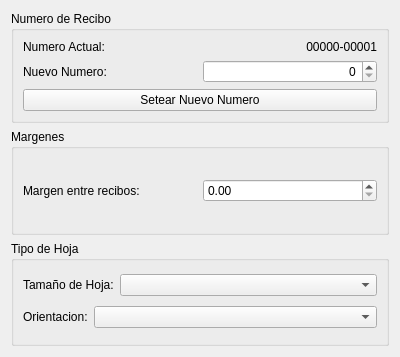
chungote/gestotux, file trunk/plugins/HiComp/FPrefRecibos.ui: the form before one commit.
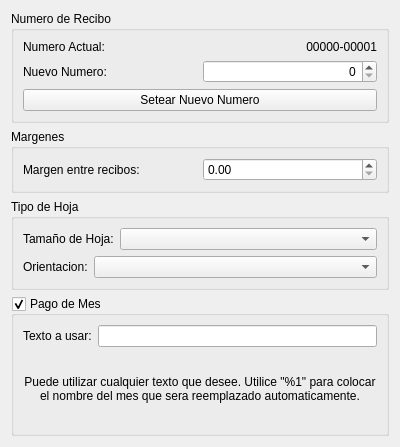
The form after the commit.

Diff of the .ui file:
```diff
--- a/trunk/plugins/HiComp/FPrefRecibos.ui
+++ b/trunk/plugins/HiComp/FPrefRecibos.ui
@@ -6,9 +6,15 @@
     <x>0</x>
     <y>0</y>
     <width>400</width>
-    <height>357</height>
+    <height>447</height>
    </rect>
   </property>
+  <property name="minimumSize" >
+   <size>
+    <width>4</width>
+    <height>447</height>
+   </size>
+  </property>
   <property name="windowTitle" >
    <string>Form</string>
   </property>
@@ -146,6 +152,51 @@
      </layout>
     </widget>
    </item>
+   <item>
+    <widget class="QGroupBox" name="GBPagoMes" >
+     <property name="title" >
+      <string>Pago de Mes</string>
+     </property>
+     <property name="checkable" >
+      <bool>true</bool>
+     </property>
+     <layout class="QVBoxLayout" >
+      <item>
+       <layout class="QHBoxLayout" >
+        <item>
+         <widget class="QLabel" name="label_3" >
+          <property name="text" >
+           <string>Texto a usar:</string>
+          </property>
+         </widget>
+        </item>
+        <item>
+         <widget class="QLineEdit" name="LETextoPagoMes" />
+        </item>
+       </layout>
+      </item>
+      <item>
+       <widget class="QLabel" name="label_7" >
+        <property name="sizePolicy" >
+         <sizepolicy vsizetype="Expanding" hsizetype="Minimum" >
+          <horstretch>0</horstretch>
+          <verstretch>0</verstretch>
+         </sizepolicy>
+        </property>
+        <property name="text" >
+         <string>Puede utilizar cualquier texto que desee. Utilice "%1" para colocar el nombre del mes que sera reemplazado automaticamente.</string>
+        </property>
+        <property name="alignment" >
+         <set>Qt::AlignCenter</set>
+        </property>
+        <property name="wordWrap" >
+         <bool>true</bool>
+        </property>
+       </widget>
+      </item>
+     </layout>
+    </widget>
+   </item>
   </layout>
  </widget>
  <resources/>
```
